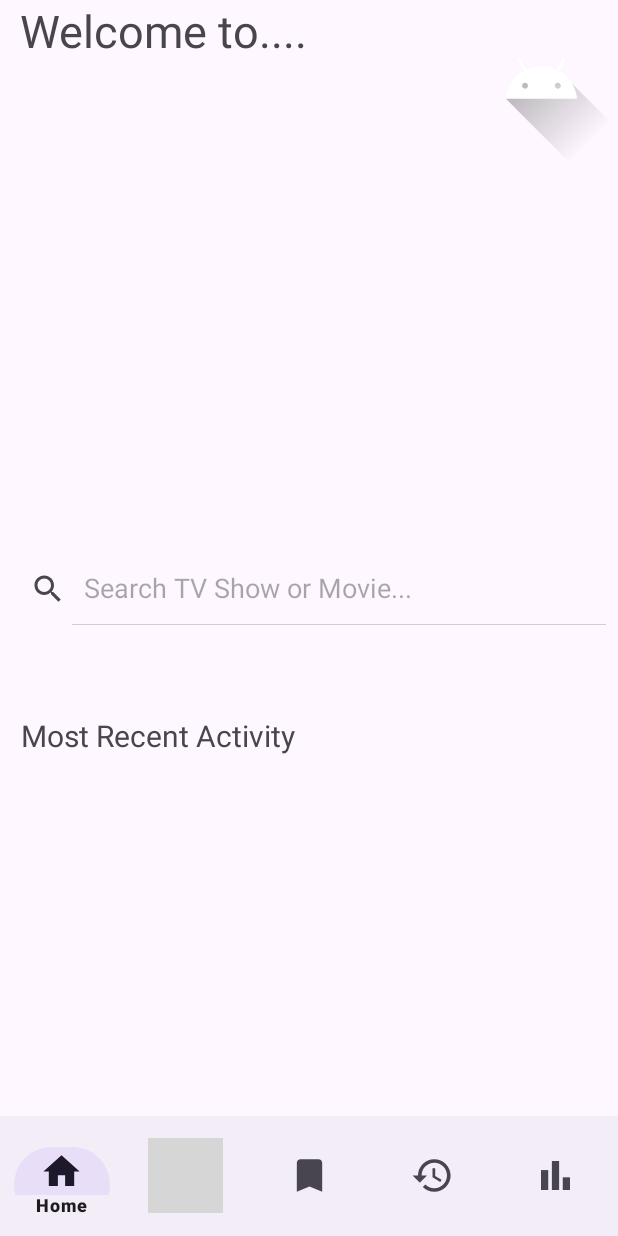
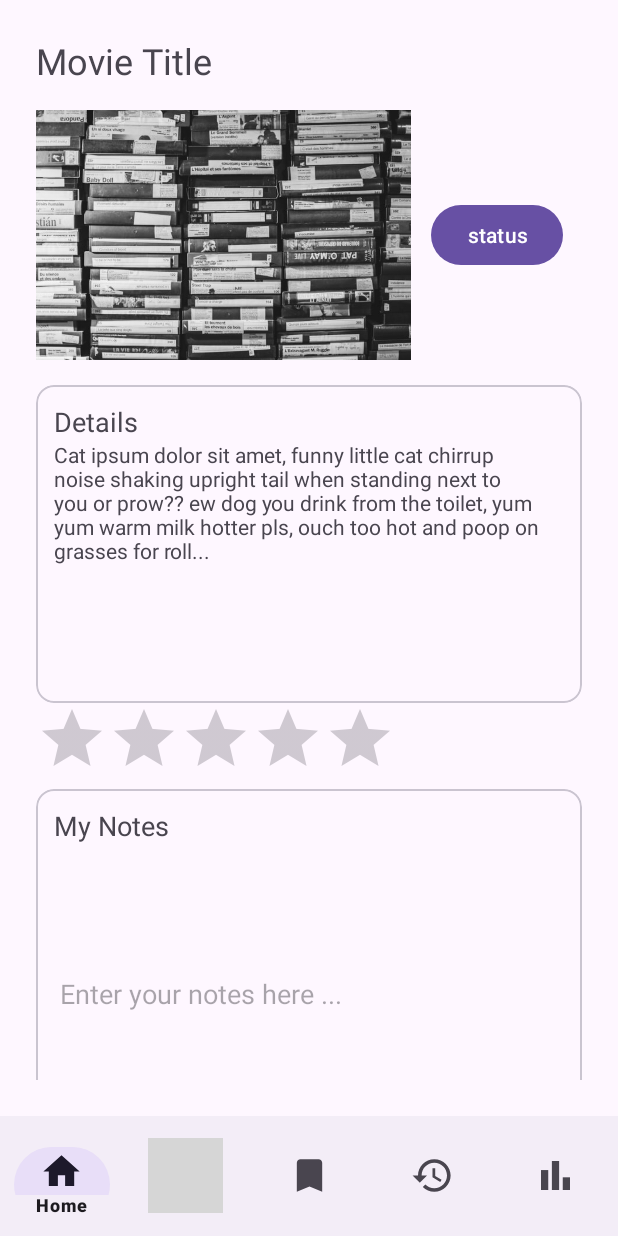
Before and after one commit to dsciocan/media-tracker-front, an Android app: the screen it shows after launch (MainActivity), on a phone screen of 412 x 824 dp. Run offline under Robolectric (Android 15) with nearby library versions, the phone set to English and light mode, and no system bars; grey boxes are pictures that could not be loaded.

Commit message:
feat: add widgets to Movie Page

```diff
--- a/app/src/main/java/com/northcoders/media_tracker_front/MainActivity.java
+++ b/app/src/main/java/com/northcoders/media_tracker_front/MainActivity.java
@@ -11,6 +11,7 @@ import com.google.android.material.navigation.NavigationBarView;
 import com.northcoders.media_tracker_front.fragments.BookmarkedFragment;
 import com.northcoders.media_tracker_front.fragments.CurrentlyWatchingFragment;
 import com.northcoders.media_tracker_front.fragments.HomeFragment;
+import com.northcoders.media_tracker_front.fragments.MovieFragment;
 import com.northcoders.media_tracker_front.fragments.StatsFragment;
 import com.northcoders.media_tracker_front.fragments.WatchedFragment;
 
@@ -22,6 +23,8 @@ public class MainActivity extends AppCompatActivity implements NavigationBarView
     StatsFragment statsFragment = new StatsFragment();
     WatchedFragment watchedFragment = new WatchedFragment();
 
+    MovieFragment movieFragment = new MovieFragment();
+
     @Override
     protected void onCreate(Bundle savedInstanceState) {
         super.onCreate(savedInstanceState);
@@ -30,6 +33,7 @@ public class MainActivity extends AppCompatActivity implements NavigationBarView
         navigationBarView = findViewById(R.id.BottomNavView);
         navigationBarView.setOnItemSelectedListener(this);
         navigationBarView.setSelectedItemId(R.id.home);
+
     }
 
     @Override
@@ -37,7 +41,7 @@ public class MainActivity extends AppCompatActivity implements NavigationBarView
         if(item.getItemId() == R.id.home){
             getSupportFragmentManager()
                     .beginTransaction()
-                    .replace(R.id.frameLayoutFragment, homeFragment)
+                    .replace(R.id.frameLayoutFragment, movieFragment)
                     .commit();
             return true;
         }
--- /dev/null
+++ b/app/src/main/java/com/northcoders/media_tracker_front/fragments/MovieFragment.java
@@ -0,0 +1,26 @@
+package com.northcoders.media_tracker_front.fragments;
+
+import android.os.Bundle;
+
+import androidx.fragment.app.Fragment;
+
+import android.view.LayoutInflater;
+import android.view.View;
+import android.view.ViewGroup;
+
+import com.northcoders.media_tracker_front.R;
+
+public class MovieFragment extends Fragment {
+
+
+    public MovieFragment() {
+        // Required empty public constructor
+    }
+
+    @Override
+    public View onCreateView(LayoutInflater inflater, ViewGroup container,
+                             Bundle savedInstanceState) {
+        // Inflate the layout for this fragment
+        return inflater.inflate(R.layout.fragment_movie, container, false);
+    }
+}
--- /dev/null
+++ b/app/src/main/res/layout/fragment_movie.xml
@@ -0,0 +1,129 @@
+<?xml version="1.0" encoding="utf-8"?>
+<FrameLayout xmlns:android="http://schemas.android.com/apk/res/android"
+    xmlns:tools="http://schemas.android.com/tools"
+    android:layout_width="match_parent"
+    android:layout_height="match_parent"
+    xmlns:app="http://schemas.android.com/apk/res-auto"
+    android:padding="24dp"
+    tools:context=".fragments.MovieFragment">
+
+    <!-- TODO: Update blank fragment layout -->
+
+    <androidx.constraintlayout.widget.ConstraintLayout
+        android:layout_width="match_parent"
+        android:layout_height="match_parent"
+        >
+
+        <com.google.android.material.textview.MaterialTextView
+            android:id="@+id/movie_fragment_movie_title"
+            android:layout_width="wrap_content"
+            android:layout_height="wrap_content"
+            android:textSize="24sp"
+            android:text="Movie Title"
+            app:layout_constraintStart_toStartOf="parent"
+            app:layout_constraintTop_toTopOf="parent"
+            />
+
+
+        <!--        When using a RatingBar that supports user interaction, placing widgets to
+            the left or right of the RatingBar is discouraged. - android docs-->
+
+        <ImageView
+            android:id="@+id/movie_fragment_image"
+            android:layout_height="200dp"
+            android:layout_width="250dp"
+            android:src="@drawable/vhs_stack"
+            app:layout_constraintStart_toStartOf="parent"
+            app:layout_constraintTop_toBottomOf="@id/movie_fragment_movie_title"
+            />
+        <com.google.android.material.button.MaterialButton
+            android:layout_width="wrap_content"
+            android:layout_height="wrap_content"
+            app:layout_constraintStart_toEndOf="@id/movie_fragment_image"
+            app:layout_constraintEnd_toEndOf="parent"
+            app:layout_constraintTop_toTopOf="@id/movie_fragment_image"
+            app:layout_constraintBottom_toBottomOf="@id/movie_fragment_image"
+            android:text="status"
+            />
+
+        <com.google.android.material.card.MaterialCardView
+            android:id="@+id/movie_fragment_details_card"
+            android:layout_width="match_parent"
+            android:layout_height="wrap_content"
+            app:layout_constraintTop_toBottomOf="@id/movie_fragment_image"
+            app:layout_constraintStart_toStartOf="parent"
+            >
+            <androidx.constraintlayout.widget.ConstraintLayout
+                android:layout_width="match_parent"
+                android:layout_height="match_parent"
+                android:padding="12dp"
+                >
+            <TextView
+                android:id="@+id/movie_fragment_movie_details_heading"
+                android:layout_width="wrap_content"
+                android:layout_height="wrap_content"
+                android:text="Details"
+                android:textSize="18dp"
+                app:layout_constraintTop_toTopOf="parent"
+                app:layout_constraintStart_toStartOf="parent"
+                />
+
+            <TextView
+                android:layout_width="wrap_content"
+                android:layout_height="wrap_content"
+                app:layout_constraintTop_toBottomOf="@id/movie_fragment_movie_details_heading"
+                app:layout_constraintStart_toStartOf="parent"
+                android:lines="10"
+                android:text="Cat ipsum dolor sit amet, funny little cat chirrup noise shaking upright tail when standing next to you or prow?? ew dog you drink from the toilet, yum yum warm milk hotter pls, ouch too hot and poop on grasses for roll... "
+                />
+
+            </androidx.constraintlayout.widget.ConstraintLayout>
+        </com.google.android.material.card.MaterialCardView>
+
+        <RatingBar
+            android:id="@+id/movie_fragment_rating_bar"
+            android:layout_width="wrap_content"
+            android:layout_height="wrap_content"
+            app:layout_constraintStart_toStartOf="parent"
+            app:layout_constraintTop_toBottomOf="@id/movie_fragment_details_card"
+            />
+
+        <com.google.android.material.card.MaterialCardView
+            android:id="@+id/movie_fragment_notes"
+            android:layout_width="match_parent"
+            android:layout_height="wrap_content"
+            app:layout_constraintStart_toStartOf="parent"
+            app:layout_constraintTop_toBottomOf="@id/movie_fragment_rating_bar"
+            >
+            <androidx.constraintlayout.widget.ConstraintLayout
+                android:layout_width="match_parent"
+                android:layout_height="match_parent"
+                android:padding="12dp"
+                >
+            <TextView
+                android:id="@+id/movie_fragment_notes_heading"
+                android:layout_width="wrap_content"
+                android:layout_height="wrap_content"
+                android:text="My Notes"
+                app:layout_constraintTop_toTopOf="parent"
+                app:layout_constraintStart_toStartOf="parent"
+                android:textSize="18sp"
+              />
+
+            <com.google.android.material.textfield.TextInputEditText
+                android:layout_width="match_parent"
+                android:layout_height="200dp"
+                android:hint="Enter your notes here ..."
+                android:lines="10"
+                app:layout_constraintTop_toBottomOf="@id/movie_fragment_notes_heading"
+                app:layout_constraintStart_toStartOf="parent"
+                />
+            </androidx.constraintlayout.widget.ConstraintLayout>
+
+        </com.google.android.material.card.MaterialCardView>
+
+
+
+    </androidx.constraintlayout.widget.ConstraintLayout>
+
+</FrameLayout>
```
Also changed, not shown: app/src/main/res/drawable/vhs_stack.png (added), 1 other file.
